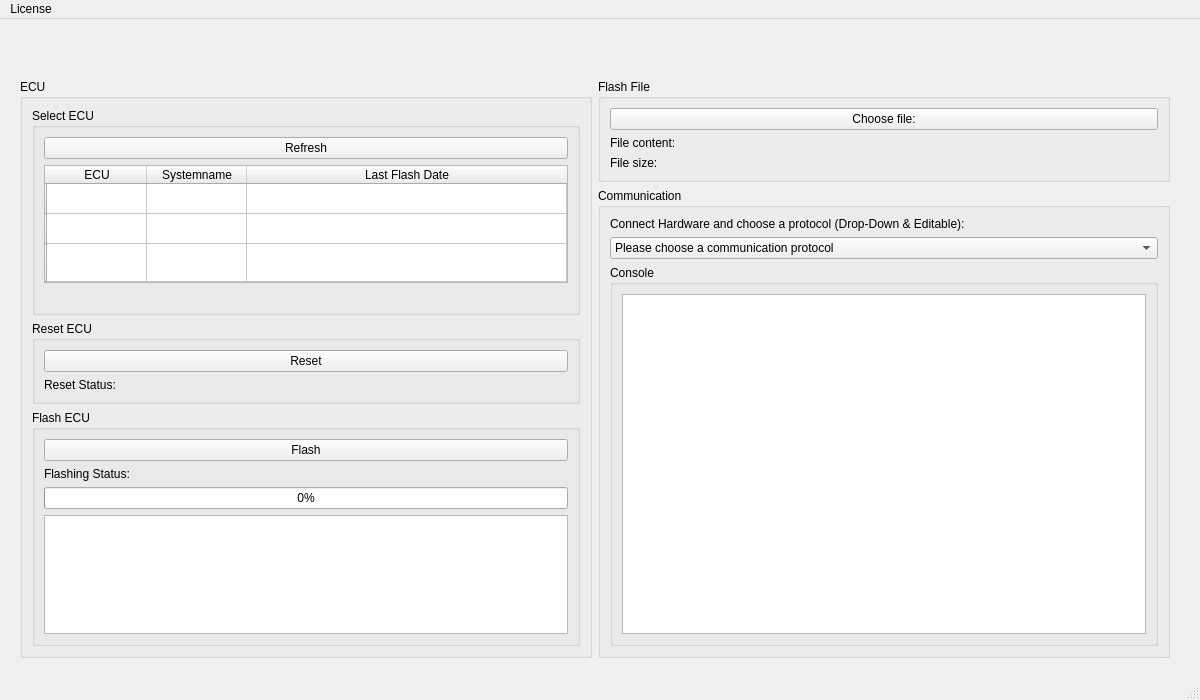
Above: WINDOWS_GUI/mainwindow.ui from amosproj/amos2024ss07-updating-flash-boot-loader before the change. Below: the same form after it.
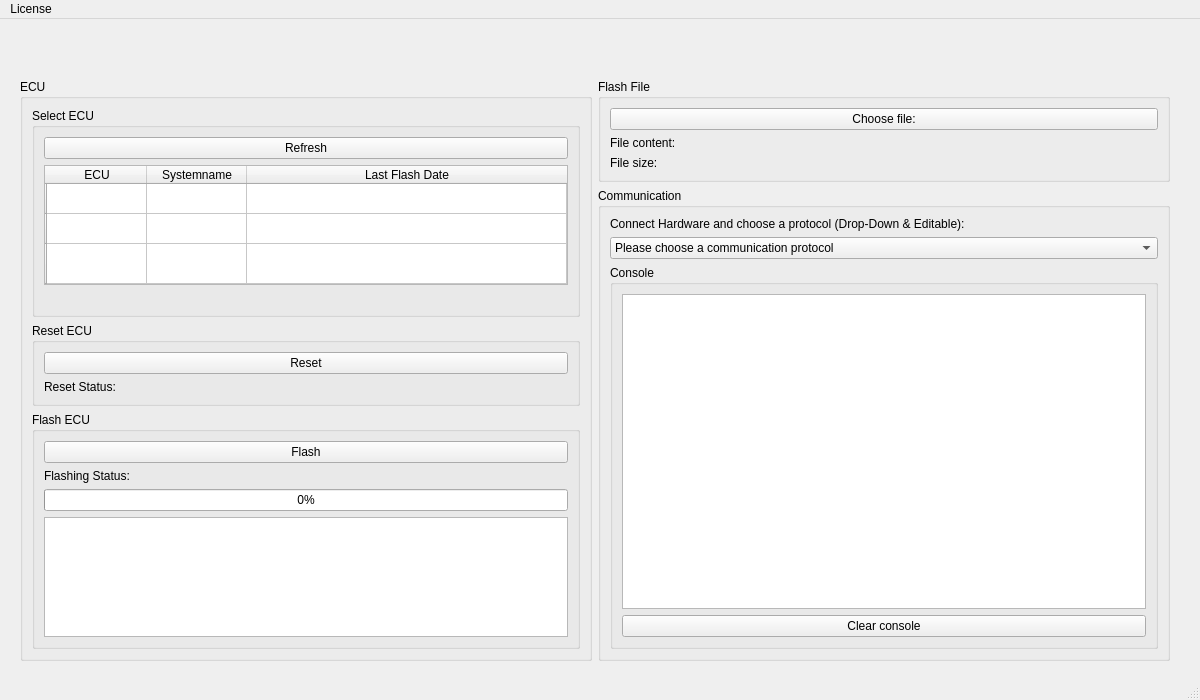
That is the form after the change.

Commit message: #66: Adding Clear Log Button

Patch:
```diff
--- a/WINDOWS_GUI/mainwindow.ui
+++ b/WINDOWS_GUI/mainwindow.ui
@@ -20,7 +20,7 @@
       <x>20</x>
       <y>60</y>
       <width>1150</width>
-      <height>580</height>
+      <height>583</height>
      </rect>
     </property>
     <layout class="QHBoxLayout" name="horizontalLayout">
@@ -263,6 +263,13 @@
              <item>
               <widget class="QPlainTextEdit" name="Console"/>
              </item>
+             <item>
+              <widget class="QPushButton" name="clearConsoleButton">
+               <property name="text">
+                <string>Clear console</string>
+               </property>
+              </widget>
+             </item>
             </layout>
            </widget>
           </item>
```
Left out of the diff: 2 changed lines with no effect on the pictures. The commit also changes 2 other files.
